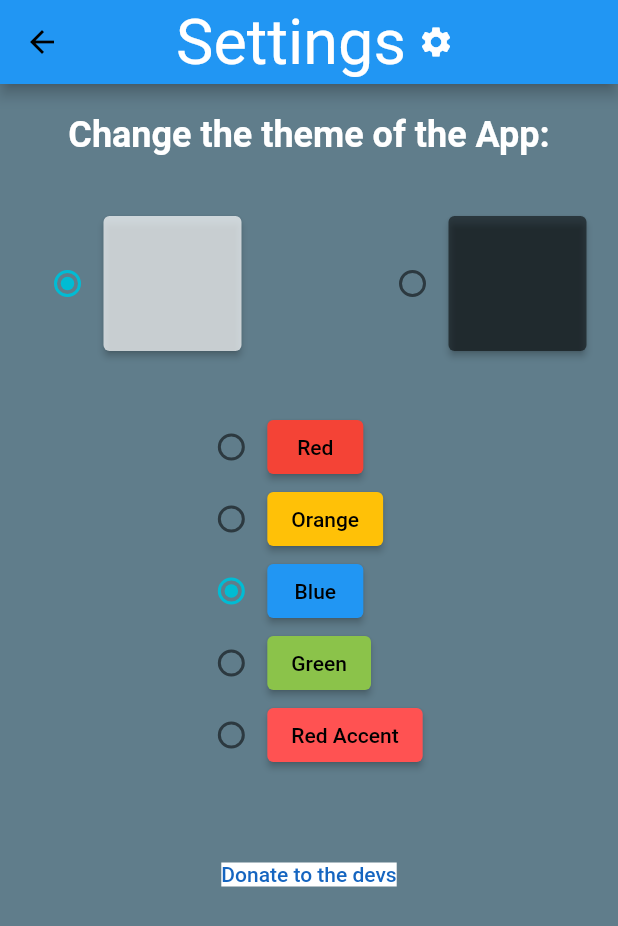
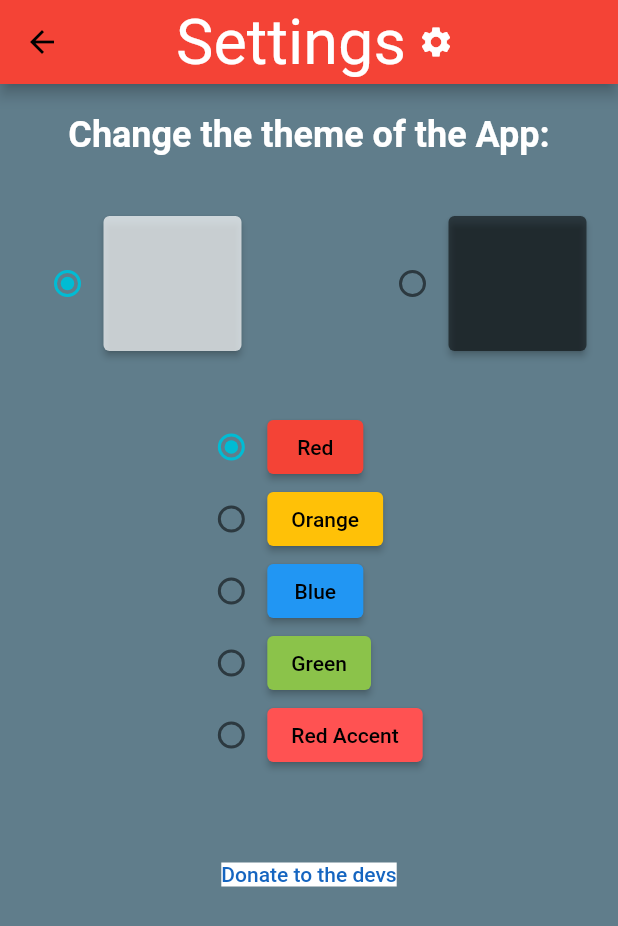
Before and after one commit to BogyMitutoyoCTL/BOGY-App-2023-04, a Flutter app: the screen it shows after launch, after a tap on "Settings", on a phone screen of 412 x 824 dp. Shown: the top 926 px of the screen. Run offline on Flutter 3.47's test engine with Material 2 defaults, Android fonts, the phone set to English and light mode, and no system bars; our stand-ins replace shared_preferences; generated files the repository leaves out were written again; Roboto replaces fonts that are missing (Shyler).

Commit message:
fixed problem #18

```diff
--- a/multitimer/lib/Settings.dart
+++ b/multitimer/lib/Settings.dart
@@ -16,7 +16,7 @@ class _SettingsState extends State<Settings> {
   ThemeMode theme = ThemeMode.light;
   Color color = Colors.black87;
   Color textcolor = Colors.white;
-  Color appbar = Colors.blue;
+  Color appbar = Colors.red;
 
   Data data;
 
```
